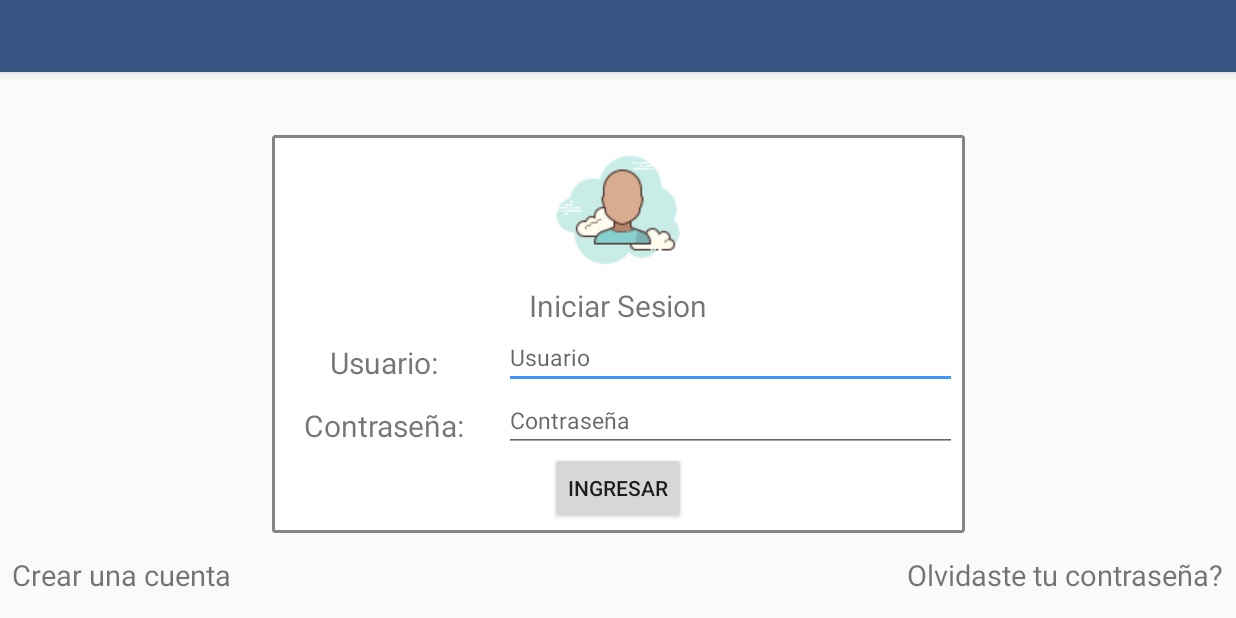
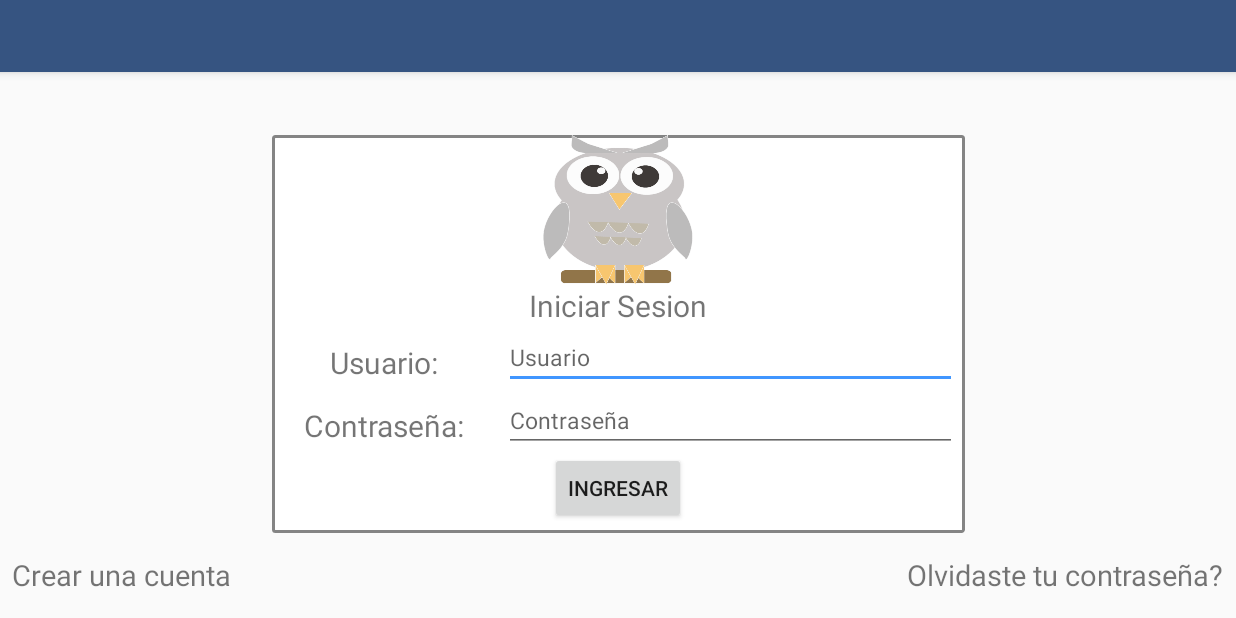
Before and after one commit to GING01/MiTaller, an Android app: the screen it shows after launch (LoginActivity), on a phone screen of 824 x 412 dp (held sideways). Run offline under Robolectric (Android 15) with nearby library versions, the phone set to English and light mode, and no system bars.

Commit message:
buho graphs

```diff
--- a/app/src/main/res/drawable/ic_launcher_background.xml
+++ b/app/src/main/res/drawable/ic_launcher_background.xml
@@ -5,7 +5,7 @@
     android:viewportHeight="108"
     android:viewportWidth="108"
     xmlns:android="http://schemas.android.com/apk/res/android">
-    <path android:fillColor="#26A69A"
+    <path android:fillColor="#008577"
           android:pathData="M0,0h108v108h-108z"/>
     <path android:fillColor="#00000000" android:pathData="M9,0L9,108"
           android:strokeColor="#33FFFFFF" android:strokeWidth="0.8"/>
--- a/app/src/main/res/layout/activity_login.xml
+++ b/app/src/main/res/layout/activity_login.xml
@@ -30,8 +30,8 @@
             android:gravity="center_horizontal">
             <ImageView
                 android:id="@+id/imageView3"
-                android:layout_width="wrap_content"
-                android:layout_height="wrap_content"
+                android:layout_width="100dp"
+                android:layout_height="100dp"
                 android:layout_gravity="center_horizontal"
                 android:scaleType="fitXY"
                 android:src="@drawable/usuarioneutro" />
```
Also changed, not shown: app/src/main/ic_buhoicon-web.png, app/src/main/res/drawable/usuarioneutro.png, app/src/main/res/mipmap-hdpi/ic_buho_icon.png, app/src/main/res/mipmap-hdpi/ic_buhoicon.png, app/src/main/res/mipmap-hdpi/ic_buhoicon_round.png, app/src/main/res/mipmap-mdpi/ic_buho_icon.png, app/src/main/res/mipmap-mdpi/ic_buhoicon.png, app/src/main/res/mipmap-mdpi/ic_buhoicon_round.png, app/src/main/res/mipmap-xhdpi/ic_buho_icon.png, app/src/main/res/mipmap-xhdpi/ic_buhoicon.png, app/src/main/res/mipmap-xhdpi/ic_buhoicon_round.png, app/src/main/res/mipmap-xxhdpi/ic_buho_icon.png, app/src/main/res/mipmap-xxhdpi/ic_buhoicon.png, app/src/main/res/mipmap-xxhdpi/ic_buhoicon_round.png, 3 more files.
